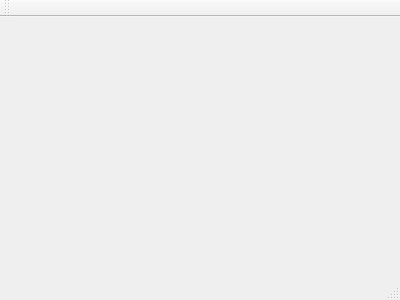
Above: app/mainwindow.ui from ce-itcr/Gladiators-GBP before the change. Below: the same form after it.
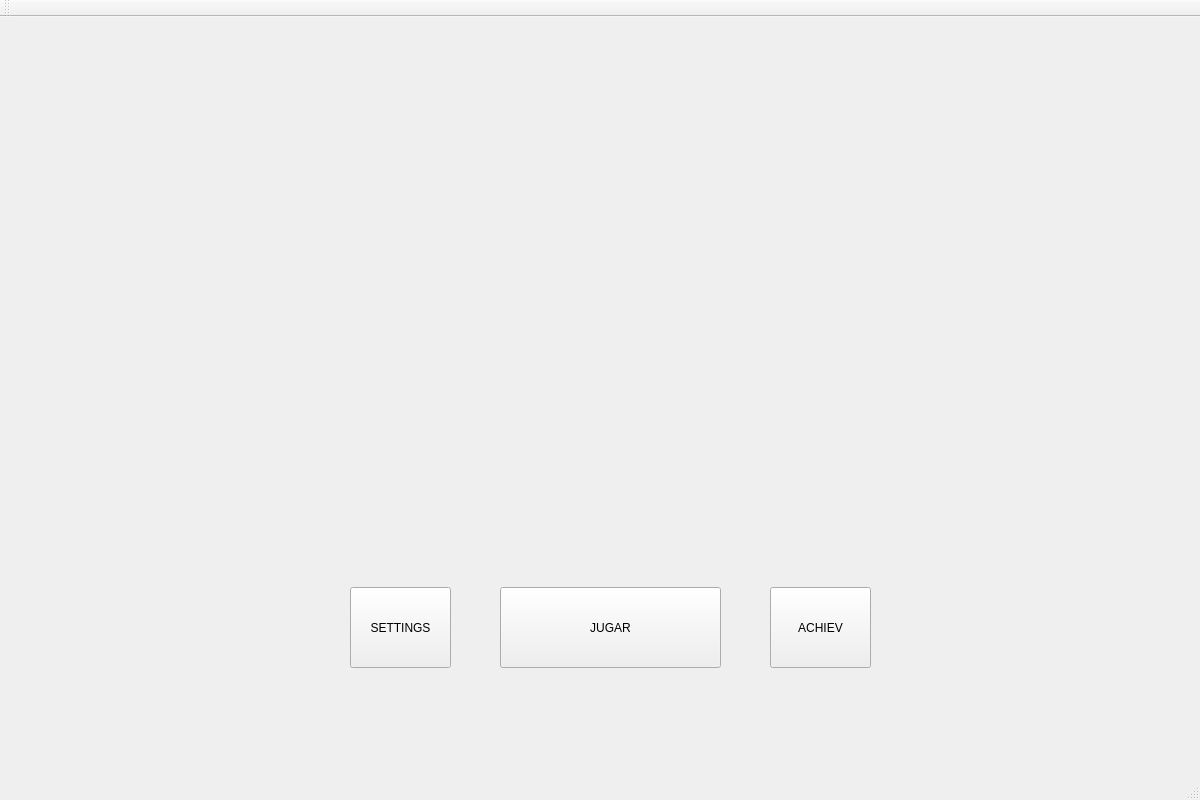
That is the form after the change. Icons and pictures are not drawn.

What changed in the file:
```diff
--- a/app/mainwindow.ui
+++ b/app/mainwindow.ui
@@ -1,24 +1,140 @@
 <ui version="4.0">
  <class>MainWindow</class>
- <widget class="QMainWindow" name="MainWindow" >
-  <property name="geometry" >
+ <widget class="QMainWindow" name="MainWindow">
+  <property name="geometry">
    <rect>
     <x>0</x>
     <y>0</y>
-    <width>400</width>
-    <height>300</height>
+    <width>1200</width>
+    <height>800</height>
    </rect>
   </property>
   <property name="windowTitle" >
    <string>MainWindow</string>
   </property>
-  <widget class="QMenuBar" name="menuBar" />
-  <widget class="QToolBar" name="mainToolBar" />
-  <widget class="QWidget" name="centralWidget" />
-  <widget class="QStatusBar" name="statusBar" />
+  <property name="windowIcon">
+   <iconset resource="imgresources.qrc">
+    <normaloff>:/img/isotipo.png</normaloff>:/img/isotipo.png</iconset>
+  </property>
+  <property name="styleSheet">
+   <string notr="true"/>
+  </property>
+  <widget class="QWidget" name="centralWidget">
+   <widget class="QLabel" name="gladiators_imagotipo">
+    <property name="geometry">
+     <rect>
+      <x>340</x>
+      <y>230</y>
+      <width>551</width>
+      <height>171</height>
+     </rect>
+    </property>
+    <property name="text">
+     <string/>
+    </property>
+    <property name="pixmap">
+     <pixmap resource="imgresources.qrc">:/img/imagotipo.png</pixmap>
+    </property>
+    <property name="scaledContents">
+     <bool>true</bool>
+    </property>
+    <property name="alignment">
+     <set>Qt::AlignCenter</set>
+    </property>
+   </widget>
+   <widget class="QPushButton" name="play_Button">
+    <property name="geometry">
+     <rect>
+      <x>500</x>
+      <y>570</y>
+      <width>221</width>
+      <height>81</height>
+     </rect>
+    </property>
+    <property name="cursor">
+     <cursorShape>PointingHandCursor</cursorShape>
+    </property>
+    <property name="autoFillBackground">
+     <bool>true</bool>
+    </property>
+    <property name="styleSheet">
+     <string notr="true"/>
+    </property>
+    <property name="text">
+     <string>JUGAR</string>
+    </property>
+    <property name="autoDefault">
+     <bool>false</bool>
+    </property>
+   </widget>
+   <widget class="QPushButton" name="settings_Button">
+    <property name="geometry">
+     <rect>
+      <x>350</x>
+      <y>570</y>
+      <width>101</width>
+      <height>81</height>
+     </rect>
+    </property>
+    <property name="cursor">
+     <cursorShape>PointingHandCursor</cursorShape>
+    </property>
+    <property name="autoFillBackground">
+     <bool>false</bool>
+    </property>
+    <property name="styleSheet">
+     <string notr="true"/>
+    </property>
+    <property name="text">
+     <string notr="true">SETTINGS</string>
+    </property>
+   </widget>
+   <widget class="QPushButton" name="achievements_Button">
+    <property name="geometry">
+     <rect>
+      <x>770</x>
+      <y>570</y>
+      <width>101</width>
+      <height>81</height>
+     </rect>
+    </property>
+    <property name="cursor">
+     <cursorShape>PointingHandCursor</cursorShape>
+    </property>
+    <property name="autoFillBackground">
+     <bool>false</bool>
+    </property>
+    <property name="styleSheet">
+     <string notr="true"/>
+    </property>
+    <property name="text">
+     <string>ACHIEV</string>
+    </property>
+   </widget>
+  </widget>
+  <widget class="QMenuBar" name="menuBar">
+   <property name="geometry">
+    <rect>
+     <x>0</x>
+     <y>0</y>
+     <width>1200</width>
+     <height>25</height>
+    </rect>
+   </property>
+  </widget>
+  <widget class="QToolBar" name="mainToolBar">
+   <attribute name="toolBarArea">
+    <enum>TopToolBarArea</enum>
+   </attribute>
+   <attribute name="toolBarBreak">
+    <bool>false</bool>
+   </attribute>
+  </widget>
+  <widget class="QStatusBar" name="statusBar"/>
  </widget>
- <layoutDefault spacing="6" margin="11" />
- <pixmapfunction></pixmapfunction>
- <resources/>
+ <layoutdefault spacing="6" margin="11"/>
+ <resources>
+  <include location="imgresources.qrc"/>
+ </resources>
  <connections/>
 </ui>
```
Left out of the diff: 5 changed lines with no effect on the pictures.
